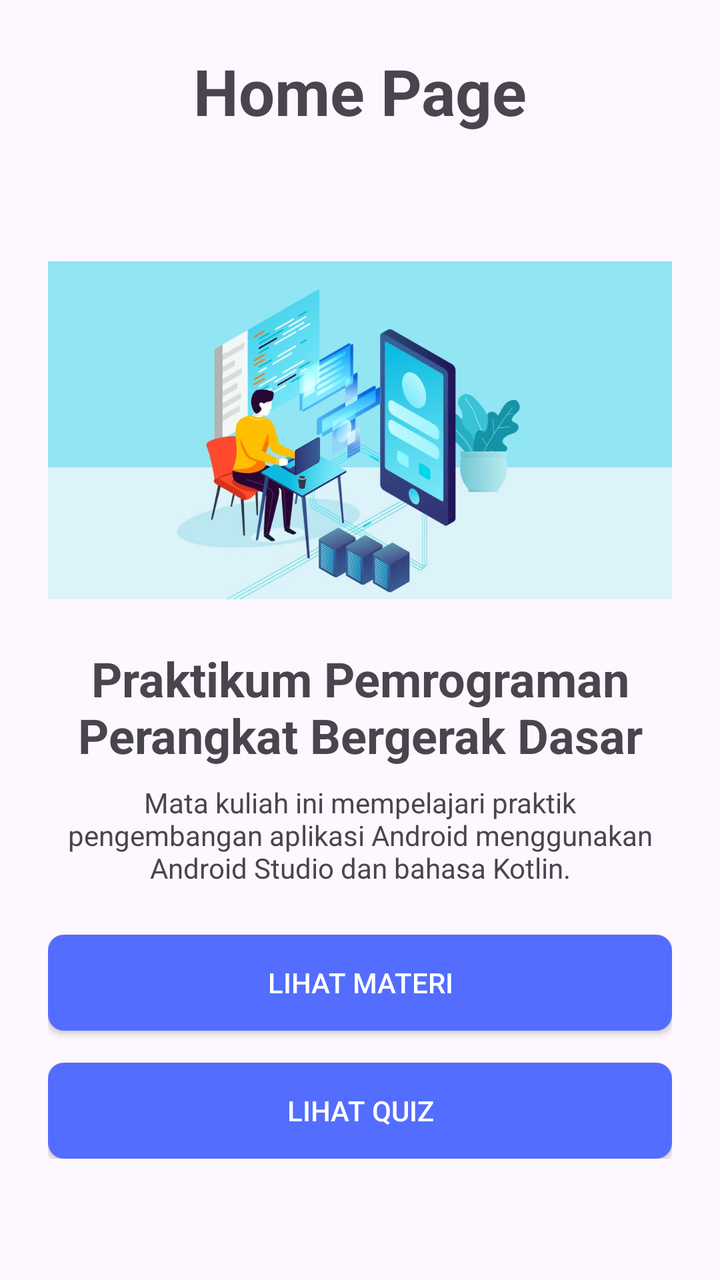
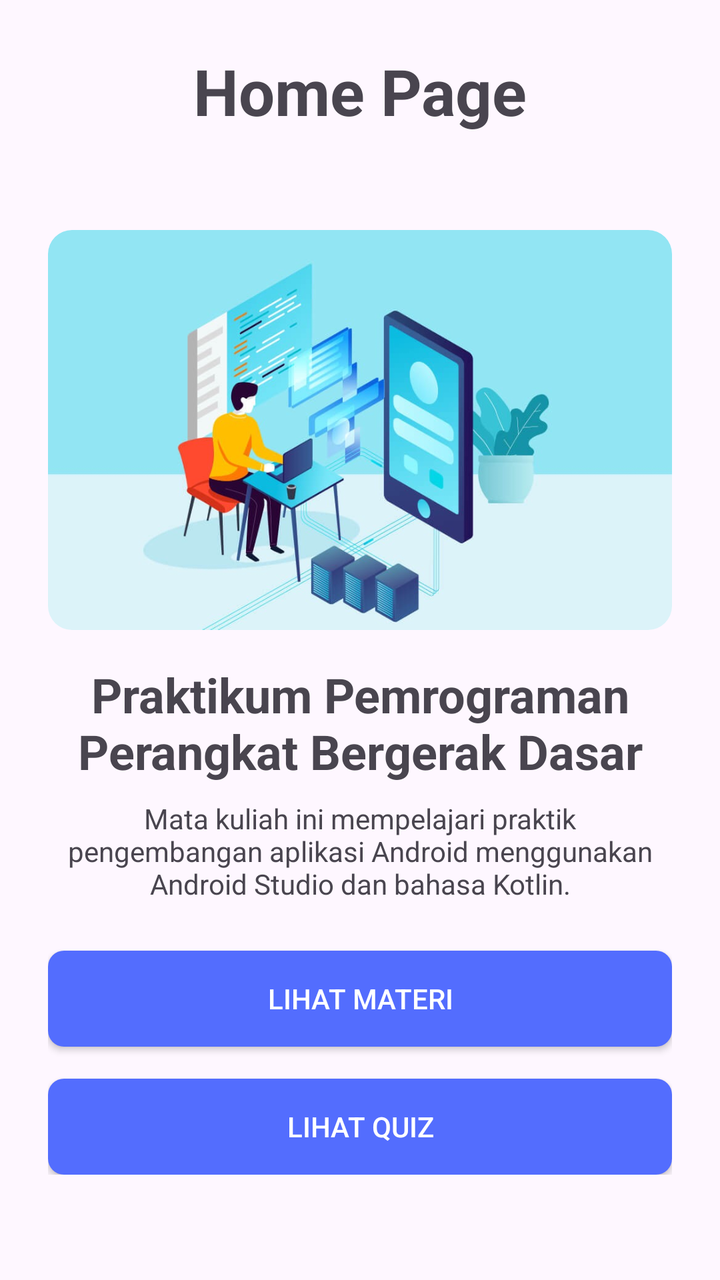

An Android layout rendered at two revisions. The XML below is the earlier revision; the diff shows what the commit changed to produce the second picture.
<!-- AndroidManifest.xml: application theme Theme.MyCourse -->
<!-- res/layout/fragment_home.xml -->
<?xml version="1.0" encoding="utf-8"?>
<androidx.constraintlayout.widget.ConstraintLayout xmlns:android="http://schemas.android.com/apk/res/android"
    xmlns:tools="http://schemas.android.com/tools"
    xmlns:app="http://schemas.android.com/apk/res-auto"
    android:layout_width="match_parent"
    android:layout_height="match_parent"
    android:paddingHorizontal="24dp"
    android:paddingVertical="8dp"
    tools:context=".HomeFragment">

    <TextView
        android:id="@+id/home_title"
        android:layout_width="match_parent"
        android:layout_height="wrap_content"
        android:layout_marginBottom="32dp"
        app:layout_constraintTop_toTopOf="parent"
        android:layout_marginTop="16dp"
        android:text="Home Page"
        style="@style/FragmentTitle"/>

    <LinearLayout
        android:layout_width="match_parent"
        android:layout_height="wrap_content"
        android:gravity="center"
        android:orientation="vertical"
        app:layout_constraintTop_toBottomOf="@id/home_title"
        android:layout_marginTop="48dp">
        <ImageView
            android:layout_width="wrap_content"
            android:layout_height="200dp"
            android:src="@drawable/thumbnail"
            android:layout_marginBottom="8dp"/>
        <TextView
            android:layout_width="wrap_content"
            android:layout_height="wrap_content"
            android:text="@string/matkul"
            android:textStyle="bold"
            android:textSize="24sp"
            android:textAlignment="center"
            android:layout_marginBottom="8dp"/>
        <TextView
            android:layout_width="wrap_content"
            android:layout_height="wrap_content"
            android:textAlignment="center"
            android:layout_marginBottom="24dp"
            android:text="@string/home_desc"/>
        <androidx.appcompat.widget.AppCompatButton
            android:id="@+id/btn_materi"
            android:layout_width="match_parent"
            android:layout_height="wrap_content"
            android:text="Lihat Materi"
            android:layout_marginBottom="16dp"
            style="@style/CustomRoundedButton" />
        <androidx.appcompat.widget.AppCompatButton
            android:id="@+id/btn_quiz"
            android:layout_width="match_parent"
            android:layout_height="wrap_content"
            android:text="Lihat Quiz"
            style="@style/CustomRoundedButton" />
    </LinearLayout>


</androidx.constraintlayout.widget.ConstraintLayout>
<!-- resources referenced by this layout -->
<resources>
  <!-- drawable thumbnail: jpeg bitmap (drawable, 60200 bytes) -->
  <string name="home_desc">Mata kuliah ini mempelajari praktik pengembangan aplikasi Android menggunakan Android Studio dan bahasa Kotlin.</string>
  <string name="matkul">Praktikum Pemrograman Perangkat Bergerak Dasar</string>
  <style name="CustomRoundedButton" parent="Widget.AppCompat.Button">
          <item name="android:background">@drawable/rounded_button</item>
          <item name="android:textColor">#FFFFFF</item>
          <item name="android:padding">8dp</item>
      </style>
  <style name="FragmentTitle" parent="Widget.AppCompat.TextView">
          <item name="android:textSize">32sp</item>
          <item name="android:textStyle">bold</item>
          <item name="android:gravity">center</item>
      </style>
  <style name="Theme.MyCourse" parent="Base.Theme.MyCourse" />
  <!-- drawable rounded_button (drawable) -->
  <?xml version="1.0" encoding="utf-8"?>
  <selector xmlns:android="http://schemas.android.com/apk/res/android">
      
      <item android:state_pressed="true">
          <shape android:shape="rectangle">
              <solid android:color="#303F9F" />
              <corners android:radius="8dp" />
          </shape>
      </item>
      
      <item>
          <shape android:shape="rectangle">
              <solid android:color="#536DFE" />
              <corners android:radius="8dp" />
          </shape>
      </item>
  </selector>
  <style name="Base.Theme.MyCourse" parent="Theme.Material3.DayNight.NoActionBar">
      </style>
</resources>

<!-- the commit's change to res/layout/fragment_home.xml (unified diff, before → after) -->
@@ -25,11 +25,13 @@
         android:orientation="vertical"
         app:layout_constraintTop_toBottomOf="@id/home_title"
         android:layout_marginTop="48dp">
-        <ImageView
-            android:layout_width="wrap_content"
+        <com.google.android.material.imageview.ShapeableImageView
+            android:layout_width="match_parent"
+            android:scaleType="centerCrop"
             android:layout_height="200dp"
             android:src="@drawable/thumbnail"
-            android:layout_marginBottom="8dp"/>
+            android:layout_marginBottom="16dp"
+            app:shapeAppearanceOverlay="@style/RoundedCorner"/>
         <TextView
             android:layout_width="wrap_content"
             android:layout_height="wrap_content"
<!-- resource entries referenced after the edit -->
@@ -6,12 +6,16 @@
   <style name="CustomRoundedButton" parent="Widget.AppCompat.Button">
           <item name="android:background">@drawable/rounded_button</item>
           <item name="android:textColor">#FFFFFF</item>
-          <item name="android:padding">8dp</item>
+          <item name="android:padding">1dp</item>
       </style>
   <style name="FragmentTitle" parent="Widget.AppCompat.TextView">
           <item name="android:textSize">32sp</item>
           <item name="android:textStyle">bold</item>
           <item name="android:gravity">center</item>
+      </style>
+  <style name="RoundedCorner">
+          <item name="cornerFamily">rounded</item>
+          <item name="cornerSize">12dp</item>
       </style>
   <style name="Theme.MyCourse" parent="Base.Theme.MyCourse" />
   <!-- drawable rounded_button (drawable) -->
